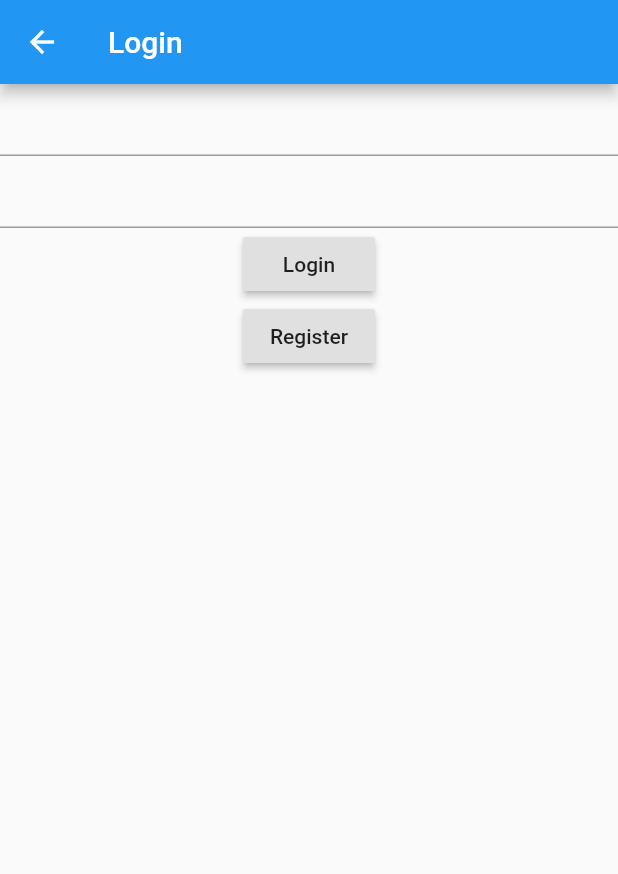
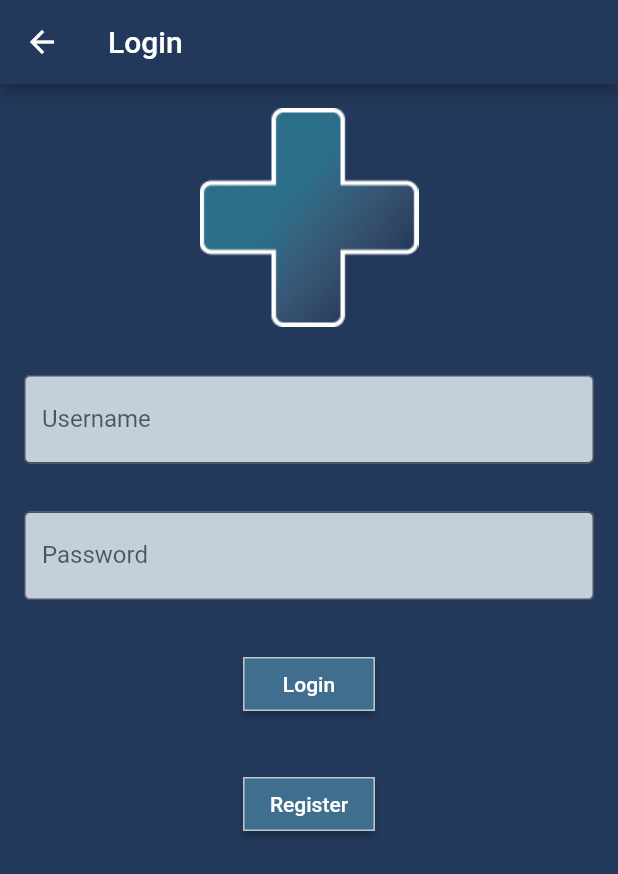
Before and after one commit to Raul-Pena/MedRev, a Flutter app: the LoginScreen screen opened directly, after a tap on "Register", on a phone screen of 412 x 824 dp. Shown: the top 874 px of the screen. Run offline on Flutter 3.47's test engine with Material 2 defaults, Android fonts, the phone set to English and light mode, and no system bars; our stand-ins replace shared_preferences; accounts and stored records are empty.

Commit message:
a lot of stuff

```diff
--- a/medrev/lib/blocs/drugtrackerbloc.dart
+++ b/medrev/lib/blocs/drugtrackerbloc.dart
@@ -13,8 +13,10 @@ class DrugTrackerBloc extends ChangeNotifier {
   bool didLoginFail = false;
   bool didRegisterFail = false;
   bool didLoadFail = false;
+  bool wasRedirected = false;
   List<Drug> mydruglist = [];
   User myAccount;
+  String redirectedFrom;
   String token;
   String currentpage;
   String web = "https://nameless-escarpment-45560.herokuapp.com";
@@ -42,18 +44,115 @@ class DrugTrackerBloc extends ChangeNotifier {
     notifyListeners();
   }
 
-  Future<void> attemptLogin() async {
-    changePage("home");
+  Future<void> redirectToLogin(String page) async {
+    wasRedirected = true;
+    redirectedFrom = page;
+
     notifyListeners();
   }
 
-  Future<void> attemptRegistration() async {
-    changePage("home");
+  Future<void> attemptLogin(String username, String password) async {
+    // var website = "${web}/api/login?username=${username}&password=${password}";
+    // print( "attempting login ${website}" );
+    // var response = await http.get( website );
+    // if (response.statusCode == 200) {
+    //   print("succeeded login");
+    //   didLoginFail = false;
+    //   Map<String, dynamic> jsonData = json.decode(response.body);
+    //   token = jsonData["token"];
+    //   SharedPreferences prefs = await SharedPreferences.getInstance();
+    //   await prefs.setString('token', token);
+    //   if (token != null) {
+        isLoggedIn = true;
+    //   }
+    //   notifyListeners();
+    // } else {
+    //   print(response.body);
+    //   print("login failed");
+    //   didLoginFail = true;
+    //   notifyListeners();
+    // }
     notifyListeners();
+  }
+  Future<void> attemptRegistration(String username, String password) async {
+    // var website = "${web}/api/register?username=${username}&password=${password}";
+    // print( "attempting registration ${website}" );
+    // var response = await http.post( website );
+    // if (response.statusCode == 200) {
+    //   print("succeeded registration");
+    //   didRegisterFail = false;
+    //   Map<String, dynamic> jsonData = json.decode(response.body);
+    //   token = jsonData["token"];
+    //   SharedPreferences prefs = await SharedPreferences.getInstance();
+    //   await prefs.setString('token', token);
+    //   if (token != null) {
+    //     // Login Funciton
+        attemptLogin(username, password);
+    //   }
+    //   notifyListeners();
+    // } else {
+    //   print(response.body);
+    //   print("registration failed");
+    //   didRegisterFail = true;
+      notifyListeners();
+    //}
   }
 
 }
 
+  /*Future<void> attemptLogin() async {
+
+    String url = 'https://sleepy-hamlet-97922.herokuapp.com/api/login';
+  url = url + "?username=$username&password=$password";
+  var response = await http.get(url);
+
+  //if successful, that is, status is 200
+  if(response.statusCode == 200){
+    //parse the response
+    Map<String, dynamic> data = json.decode(response.body);
+    String token = data["token"];
+    //return the token
+    return token;
+  }
+  //if not successful return null
+  return response.body;
+
+    changePage("home");
+    notifyListeners();
+  }
+*/
+  /*Future<bool> attemptRegistration(/*String username, String password, String pVerify*/) async {
+
+//verify the passwords were the same
+    if (password == pVerify) {
+      //try register at https://sleepy-hamlet-97922.herokuapp.com/api/register
+      String url = 'https://sleepy-hamlet-97922.herokuapp.com/api/register';
+      url = url + "?username=${username}&password=${password}";
+      var response = await http.post(url);
+
+      //if successful, that is, status is 200
+      if (response.statusCode == 200) {
+        //parse the response
+        Map<String, dynamic> data = json.decode(response.body);
+        String token = data["token"];
+        //return the token
+        return token;
+      }
+      //if not successful return null
+      token = response.body;
+      if(token != null){
+        didRegisterFail = true;
+      }
+    }
+    return null;
+
+    //changePage("home");
+    notifyListeners();
+    return didRegisterFail;
+  }
+
+}
+*/
 
 
 
@@ -77,52 +176,8 @@ class DrugTrackerBloc extends ChangeNotifier {
   //   }
   // }
 
-  // Future<void> attemptLogin(String username, String password) async {
-  //   var website = "${web}/api/login?username=${username}&password=${password}";
-  //   print( "attempting login ${website}" );
-  //   var response = await http.get( website );
-  //   if (response.statusCode == 200) {
-  //     print("succeeded login");
-  //     didLoginFail = false;
-  //     Map<String, dynamic> jsonData = json.decode(response.body);
-  //     token = jsonData["token"];
-  //     SharedPreferences prefs = await SharedPreferences.getInstance();
-  //     await prefs.setString('token', token);
-  //     if (token != null) {
-  //       isLoggedIn = true;
-  //     }
-  //     notifyListeners();
-  //   } else {
-  //     print(response.body);
-  //     print("login failed");
-  //     didLoginFail = true;
-  //     notifyListeners();
-  //   }
-  // }
 
-  // Future<void> attemptRegistration(String username, String password) async {
-  //   var website = "${web}/api/register?username=${username}&password=${password}";
-  //   print( "attempting registration ${website}" );
-  //   var response = await http.post( website );
-  //   if (response.statusCode == 200) {
-  //     print("succeeded registration");
-  //     didRegisterFail = false;
-  //     Map<String, dynamic> jsonData = json.decode(response.body);
-  //     token = jsonData["token"];
-  //     SharedPreferences prefs = await SharedPreferences.getInstance();
-  //     await prefs.setString('token', token);
-  //     if (token != null) {
-  //       // Login Funciton
-  //       attemptLogin(username, password);
-  //     }
-  //     notifyListeners();
-  //   } else {
-  //     print(response.body);
-  //     print("registration failed");
-  //     didRegisterFail = true;
-  //     notifyListeners();
-  //   }
-  // }
+
 
   // Future<void> logout() async {
   //   SharedPreferences prefs = await SharedPreferences.getInstance();
--- a/medrev/lib/models/user.dart
+++ b/medrev/lib/models/user.dart
@@ -9,11 +9,16 @@ class User{
     int id;
     String email;
     String bio;
-    String profile_image_url;
-    DateTime created_at;
-    User({this.id, this.email, this.bio, this.profile_image_url, this.created_at});
+    //String profile_image_url;
+    //DateTime created_at;
+    User({this.id, this.email, this.bio/*, this.profile_image_url, this.created_at*/});
 
-    factory User.fromJson(Map<String, dynamic> json){
-      return User(id: json["id"], email: json["email"], bio: json["bio"], profile_image_url: json["profile_image_url"], created_at: DateTime.parse(json["created_at"]));
-    }
-}
+    factory User.fromJson(Map<String, dynamic> json) => User(
+            id: json["id"],
+            email: json["email"],
+            bio: json["bio"],
+            // profile_image_url: json["profile_image_url"],
+            // created_at: DateTime.parse(json["created_at"])
+    );
+
+  }
--- a/medrev/lib/screens/homepage.dart
+++ b/medrev/lib/screens/homepage.dart
@@ -12,17 +12,55 @@ class _HomePage extends State<HomePage> {
   Widget build(BuildContext context) {
     DrugTrackerBloc bloc = Provider.of<DrugTrackerBloc>(context);
 
-    return Scaffold(appBar: AppBar(title: Text("Login"),), body: Column(children: <Widget>[
-      Center( child: Column(children: <Widget>[
-          RaisedButton(child: Text("My Medication"), onPressed: () async {
+    return Scaffold(
+      appBar: AppBar(
+        title: Text("Login"),
+        backgroundColor: Color(0xff23395B),
+      ),
+      backgroundColor: Color(0xff23395B),
+      body: Column(
+        children: <Widget>[
+          Center(
+            child: Column(children: <Widget>[
+              Image.asset(
+                'assets/medrev_logo.png',
+                scale: 1.0,
+              ),
+              RaisedButton(
+                color: Color(0xff406E8E),
+                textColor: Color(0xffffffff),
+                shape: RoundedRectangleBorder(
+                  side: BorderSide(color: Color(0xffBDC9C9),)
+                ),
+                child: Text("My Medication"), onPressed: () async {
+                if(bloc.isLoggedIn){
                   bloc.changePage("myMedications");
+                }
+                else{
+                  bloc.redirectToLogin("myMedications");
+                  bloc.changePage("registerlogin");
+                }
               },),
-          RaisedButton( child: Text("Search For Medication"), onPressed: () async {
+              RaisedButton(
+                color: Color(0xff406E8E),
+                textColor: Color(0xffffffff),
+                shape: RoundedRectangleBorder(
+                  side: BorderSide(color: Color(0xffBDC9C9),)
+                ),
+                child: Text("Search For Medication"),
+                onPressed: () async {
                 bloc.changePage("search");
               },),
               bloc.isLoggedIn ?
                 Text("Logged In") :
-            RaisedButton(child: Text("Register / Login"), onPressed: () async {
+                RaisedButton(
+                  color: Color(0xff406E8E),
+                  textColor: Color(0xffffffff),
+                  shape: RoundedRectangleBorder(
+                    side: BorderSide(color: Color(0xffBDC9C9),)
+                  ),
+                  child: Text("Register / Login"),
+                  onPressed: () async {
                   bloc.changePage("registerlogin");
                 },),
               Text(bloc.didLoginFail ? "Login failed" : "", style: TextStyle(color: Colors.redAccent),),
--- a/medrev/lib/screens/loginscreen.dart
+++ b/medrev/lib/screens/loginscreen.dart
@@ -15,20 +15,97 @@ class _LoginScreenState extends State<LoginScreen> {
   Widget build(BuildContext context) {
     DrugTrackerBloc bloc = Provider.of<DrugTrackerBloc>(context);
 
-    return Scaffold(appBar: AppBar(title: Text("Login"),), body: Column(children: <Widget>[
-      TextField(controller: usernameCtrl,),
-      TextField(controller: passwordCtrl, obscureText: true,),
-      RaisedButton(child: Text("Login"), onPressed: () async {
+    return Scaffold(
+      appBar: AppBar(
+        title: Text("Login"),
+        backgroundColor: Color(0xff23395B),
+      ),
+      backgroundColor: Color(0xff23395B),
+      body:
+      Padding(
+        padding: EdgeInsets.all(16.0),
+        child:
+        Column(children: <Widget>[
+          Image.asset(
+              'assets/medrev_logo.png',
+              scale: 1.0,
+          ),
+          Padding(
+            padding: EdgeInsets.fromLTRB(0.0,16.0,0.0,16.0),
+          ),
+          TextField(
+            controller: usernameCtrl,
+            decoration: InputDecoration(
+              border: OutlineInputBorder(),
+              filled: true,
+              fillColor: Color(0xffC3CFDB),
+              hintStyle: TextStyle(color: Color(0xffffffff)),
+              labelText: 'Username',
+            ),
+          ),
+          Padding(
+            padding: EdgeInsets.fromLTRB(0.0,16.0,0.0,16.0),
+          ),
+          TextField(
+            controller: passwordCtrl,
+            obscureText: true,
+            decoration: InputDecoration(
+              border: OutlineInputBorder(),
+              filled: true,
+              fillColor: Color(0xffC3CFDB),
+              hintStyle: TextStyle(color: Color(0xffffffff)),
+              labelText: 'Password',
+            ),
+          ),
+          Padding(
+            padding: EdgeInsets.fromLTRB(0.0,16.0,0.0,16.0),
+          ),
+          RaisedButton(
+            color: Color(0xff406E8E),
+            textColor: Color(0xffffffff),
+            shape: RoundedRectangleBorder(
+              side: BorderSide(color: Color(0xffBDC9C9),)
+            ),
+            child: Text("Login"),
+            onPressed: () async {
             //fetch token
-        // bloc.attemptLogin(usernameCtrl.text, passwordCtrl.text);
-        bloc.attemptLogin();
+              bloc.attemptLogin(usernameCtrl.text, passwordCtrl.text);
+              if(bloc.isLoggedIn){
+                if(bloc.wasRedirected){
+                  bloc.changePage(bloc.redirectedFrom);
+                }else{
+                  bloc.changePage("home");
+                }
+              }
           },),
-      RaisedButton(child: Text("Register"), onPressed: () async {
+          Padding(
+            padding: EdgeInsets.fromLTRB(0.0,16.0,0.0,16.0),
+          ),
+          RaisedButton(
+            color: Color(0xff406E8E),
+            textColor: Color(0xffffffff),
+            shape: RoundedRectangleBorder(
+              side: BorderSide(color: Color(0xffBDC9C9),)
+            ),
+            child:
+              Text("Register"),
+            onPressed: () async {
             //fetch token
-        bloc.attemptRegistration();
+              bloc.attemptRegistration(usernameCtrl.text, passwordCtrl.text);
+              if(bloc.isLoggedIn){
+                if(bloc.wasRedirected){
+                  bloc.changePage(bloc.redirectedFrom);
+                }else{
+                  bloc.changePage("home");
+                }
+              }
           },),
           Text(bloc.didLoginFail ? "Login failed" : "", style: TextStyle(color: Colors.redAccent),),
           Text(bloc.didRegisterFail ? "Registration failed" : "", style: TextStyle(color: Colors.redAccent),)
-    ],),);
+        ],
+        ),
+        )
+        );
+
   }
 }
--- a/medrev/pubspec.yaml
+++ b/medrev/pubspec.yaml
@@ -42,6 +42,8 @@ flutter:
   # included with your application, so that you can use the icons in
   # the material Icons class.
   uses-material-design: true
+  assets:
+    - assets/
 
   # To add assets to your application, add an assets section, like this:
   # assets:
```
Also changed, not shown: medrev/assets/medrev_logo.png (added), medrev/lib/main.dart (line endings or trailing spaces). Lines whose indentation alone changed are shown as unchanged.
